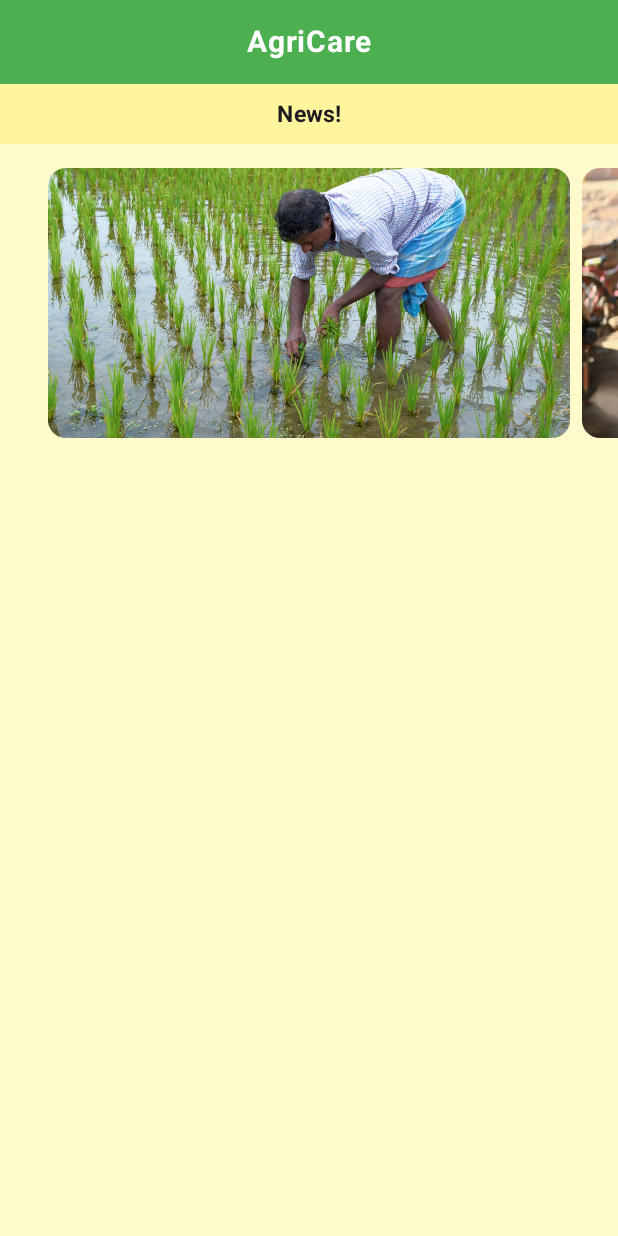
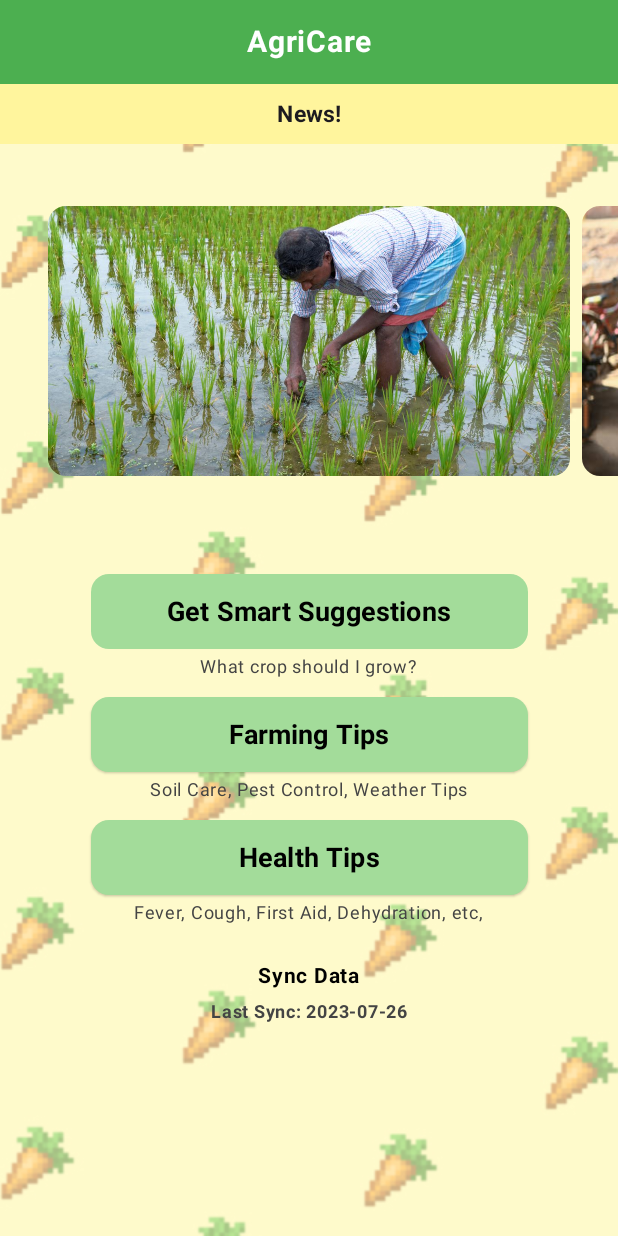
Before and after one commit to ameybhogle12/AgriCare, an Android app built with Jetpack Compose: the screen it shows after launch (MainActivity), on a phone screen of 412 x 824 dp. Run offline under Robolectric (Android 15) with nearby library versions, the phone set to English and light mode, and no system bars.

Commit message:
Updated HomeScreen (Added Buttons)

```diff
--- a/app/src/main/java/amey/bhogle/agricare/MainActivity.kt
+++ b/app/src/main/java/amey/bhogle/agricare/MainActivity.kt
@@ -7,17 +7,22 @@ import androidx.appcompat.app.AppCompatActivity
 import androidx.annotation.DrawableRes
 import androidx.compose.foundation.Image
 import androidx.compose.foundation.background
+import androidx.compose.foundation.clickable
 import androidx.compose.foundation.layout.Arrangement
 import androidx.compose.foundation.layout.Box
 import androidx.compose.foundation.layout.Column
 import androidx.compose.foundation.layout.PaddingValues
 import androidx.compose.foundation.layout.Row
+import androidx.compose.foundation.layout.Spacer
 import androidx.compose.foundation.layout.fillMaxSize
 import androidx.compose.foundation.layout.fillMaxWidth
 import androidx.compose.foundation.layout.height
 import androidx.compose.foundation.layout.padding
 import androidx.compose.foundation.pager.HorizontalPager
 import androidx.compose.foundation.pager.rememberPagerState
+import androidx.compose.foundation.shape.RoundedCornerShape
+import androidx.compose.material3.ButtonDefaults
+import androidx.compose.material3.ElevatedButton
 import androidx.compose.material3.MaterialTheme
 import androidx.compose.material3.Surface
 import androidx.compose.material3.Text
@@ -33,6 +38,7 @@ import androidx.compose.ui.text.font.FontWeight
 import androidx.compose.ui.tooling.preview.Preview
 import androidx.compose.ui.unit.dp
 import androidx.compose.ui.unit.sp
+import androidx.compose.ui.zIndex
 
 class MainActivity : AppCompatActivity() {
     override fun onCreate(savedInstanceState: Bundle?) {
@@ -50,9 +56,19 @@ class MainActivity : AppCompatActivity() {
 
 @Composable
 fun HomeScreen() {
+    Box(modifier = Modifier.fillMaxSize()){
+        Image(
+            painter = painterResource(id = R.drawable.background),
+            contentDescription = null,
+            modifier = Modifier.fillMaxSize(),
+            contentScale = ContentScale.Crop
+        )
+    }
+
+    //UI Contents
     Column(modifier = Modifier
         .fillMaxSize()
-        .background(Color(0xFFFFFACC))) {
+        .zIndex(1f)) {
         // Header Box for the App Title
         Box(
             modifier = Modifier
@@ -79,11 +95,101 @@ fun HomeScreen() {
             Text(text = "News!", fontWeight = FontWeight.Bold, fontSize = 15.sp)
         }
         // Call the stable NewsCarousel composable
+        Spacer(modifier = Modifier.height(25.dp))
+
+        //Images
         NewsCarousel()
-        // You can add more content below the carousel if needed
+
+        Spacer(modifier = Modifier.height(25.dp))
+
+        //Buttons
+        Column(
+            modifier = Modifier
+                .fillMaxSize()
+                .padding(horizontal = 24.dp, vertical = 16.dp),
+            horizontalAlignment = Alignment.CenterHorizontally
+        ) {
+
+            ElevatedButton(
+                onClick = { /* Handle Smart Suggestions */ },
+                modifier = Modifier
+                    .fillMaxWidth(0.8f)
+                    .padding(top = 8.dp)
+                    .height(50.dp),
+                shape = RoundedCornerShape(12.dp),
+                colors = ButtonDefaults.elevatedButtonColors(
+                    containerColor = Color(0xFFA3DC9A)
+            )
+            ){
+                Text(text = "Get Smart Suggestions",
+                color = Color.Black, fontWeight = FontWeight.Bold, fontSize = 18.sp)
+            }
+            Text(
+                text = "What crop should I grow?",
+                fontSize = 12.sp,
+                color = Color.DarkGray
+            )
+
+            ElevatedButton(
+                onClick = { /* Handle Farming Tips */ },
+                modifier = Modifier
+                    .fillMaxWidth(0.8f)
+                    .padding(top = 8.dp)
+                    .height(50.dp),
+                shape = RoundedCornerShape(12.dp),
+                colors = ButtonDefaults.elevatedButtonColors(
+                    containerColor = Color(0xFFA3DC9A)
+                )
+            ) {
+                Text(text = "Farming Tips",
+                    color = Color.Black, fontWeight = FontWeight.Bold,fontSize = 18.sp)
+            }
+            Text(
+                text = "Soil Care, Pest Control, Weather Tips",
+                fontSize = 12.sp,
+                color = Color.DarkGray
+            )
+
+            ElevatedButton(
+                onClick = { /* Handle Health Tips */ },
+                modifier = Modifier
+                    .fillMaxWidth(0.8f)
+                    .padding(top = 8.dp)
+                    .height(50.dp),
+                shape = RoundedCornerShape(12.dp),
+                colors = ButtonDefaults.elevatedButtonColors(
+                    containerColor = Color(0xFFA3DC9A)
+                )
+            ) {
+                Text(text = "Health Tips",
+                    color = Color.Black, fontWeight = FontWeight.Bold, fontSize = 18.sp)
+            }
+            Text(
+                text = "Fever, Cough, First Aid, Dehydration, etc,",
+                fontSize = 12.sp,
+                color = Color.DarkGray
+            )
+
+
+            Text(
+                text = "Sync Data",
+                fontSize = 14.sp,
+                color = Color.Black,
+                fontWeight = FontWeight.Bold,
+                modifier = Modifier.clickable{ /* Implement sync data functionality */ }
+                    .padding(top = 18.dp)
+            )
+            Text(
+                text = "Last Sync: 2023-07-26",
+                fontSize = 12.sp,
+                color = Color.DarkGray,
+                fontWeight = FontWeight.Bold,
+
+            )
+        }
     }
 }
-
+// Carousel composable
 @Composable
 fun NewsCarousel() {
     // Data class to hold information for each carousel item
@@ -93,17 +199,11 @@ fun NewsCarousel() {
         val contentDescription: String
     )
 
-    // A list of items for the carousel.
-
-    // REMEMBER: You must replace these R.drawable names with your actual image files.
-
     val carouselItems = remember {
         listOf(
             CarouselItem(0, R.drawable.farmingimg, "Agricultural news image 1"),
-            // Example using your existing image
-            // Add more items here with your other images
+
             CarouselItem(1, R.drawable.doctorimg, "Agricultural news image 2"),
-            // CarouselItem(2, R.drawable.another_image, "Agricultural news image 3"),
         )
     }
     // State for the pager, which tracks the current page
--- a/gradle/libs.versions.toml
+++ b/gradle/libs.versions.toml
@@ -1,5 +1,5 @@
 [versions]
-agp = "8.12.0"
+agp = "8.12.2"
 kotlin = "1.9.10"
 coreKtx = "1.13.1"
 junit = "4.13.2"
```
Also changed, not shown: app/src/main/res/drawable/help_icon.xml (added, +9 -0 lines), app/src/main/res/drawable/home_icon.xml (added, +9 -0 lines), app/src/main/res/drawable/language_icon.xml (added, +9 -0 lines), app/src/main/res/drawable/setting_icon.xml (added, +9 -0 lines), app/src/main/res/drawable/suggest_icon.xml (added, +9 -0 lines).
